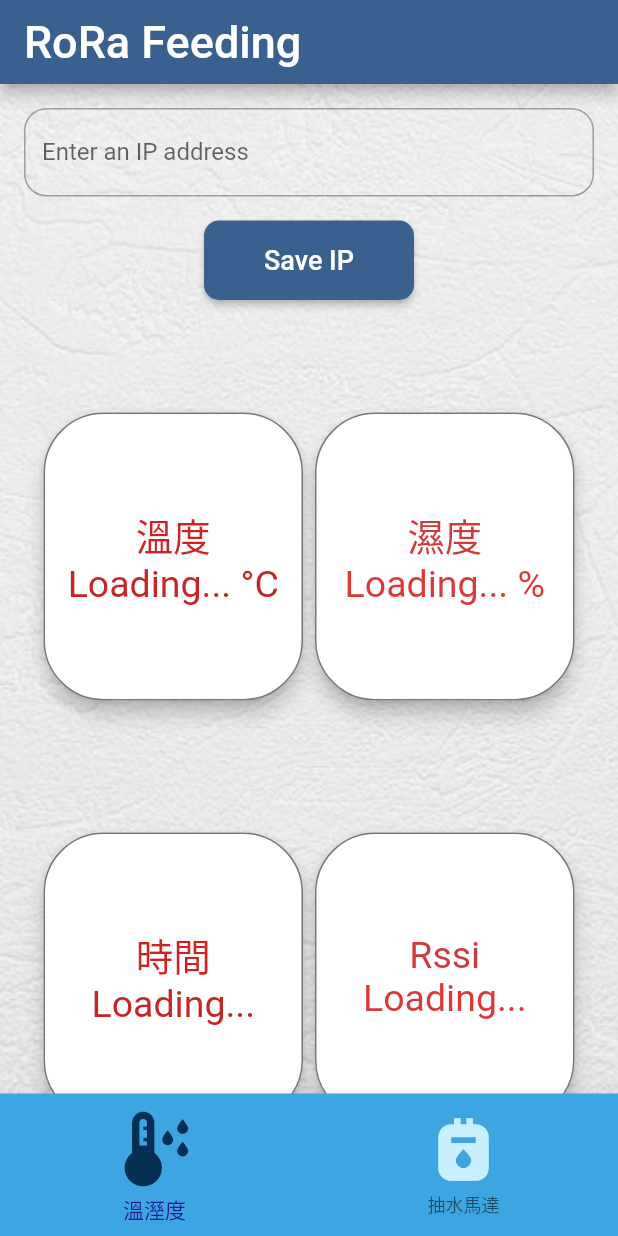
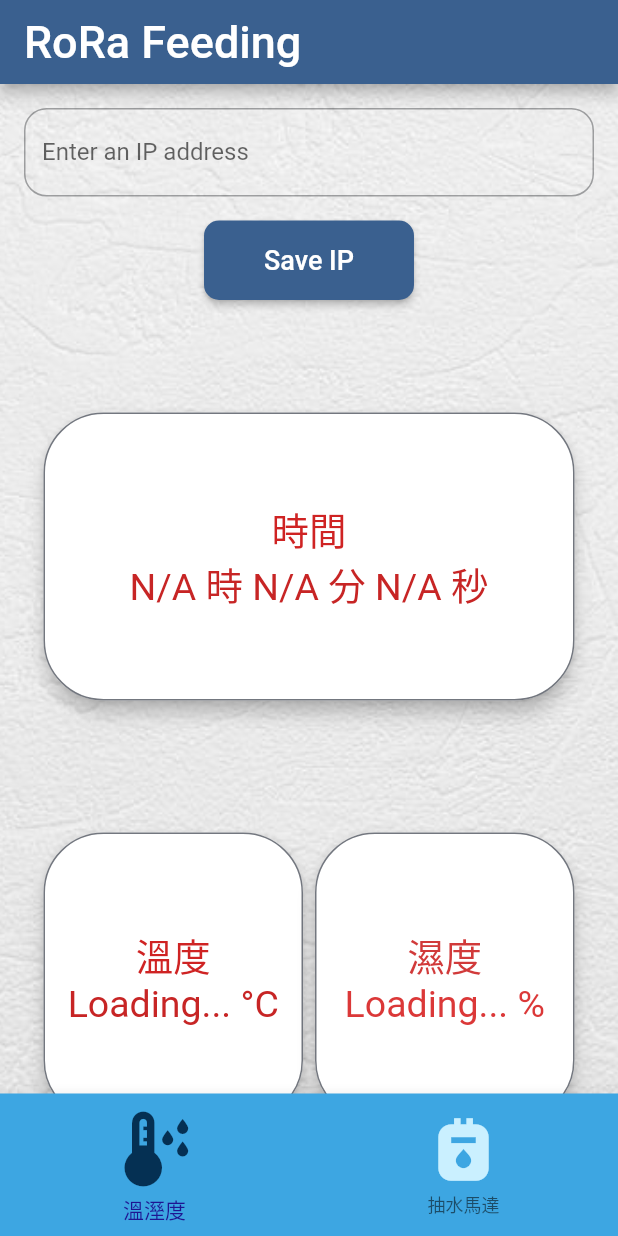
Before and after one commit to MakerbaseMoon/Lora-watering-flutter, a Flutter app: the screen it shows after launch, on a phone screen of 412 x 824 dp. Run offline on Flutter 3.47's test engine with Material 2 defaults, Android fonts, the phone set to English and light mode, and no system bars; our stand-ins replace shared_preferences; network calls fail.

Commit message:
📝 feat: Add moisture and fix date
- TemperatureHumidity Add moisture
- TemperatureHumidity fix date
- WaterPump changes name

```diff
--- a/lib/components/TemperatureHumidity.dart
+++ b/lib/components/TemperatureHumidity.dart
@@ -16,6 +16,11 @@ class _TemperatureHumidityState extends State<TemperatureHumidity> {
   String humidity    = 'Loading...';
   String rssi        = 'Loading...';
   String timestamp   = 'Loading...';
+  String moisture    = 'Loading...';
+  String hour        = 'N/A';
+  String minute      = 'N/A';
+  String second      = 'N/A';
+
   final String _preferenceKey = 'IPInput';
   String host  = '';
 
@@ -24,11 +29,14 @@ class _TemperatureHumidityState extends State<TemperatureHumidity> {
   void initState() {
     super.initState();
     _loadIP();
-    Timer.periodic(const Duration(minutes: 1), (timer) {
+    Timer.periodic(const Duration(seconds: 10), (timer) {
       fetchDataTemperature();
       fetchDataHumidity();
+      fetchDataMoisture();
+      fetchDataRssi();
+    });
+    Timer.periodic(const Duration(seconds: 1), (timer) {
       fetchDataTimestamp();
-      fetchDataRssi();
     });
   }
 
@@ -98,14 +106,13 @@ class _TemperatureHumidityState extends State<TemperatureHumidity> {
       Uri.parse('http://$host$timestamp_link')
     );
 
+
     if (response.statusCode == 200) {
       final data = response.body;
       if (mounted) {
         setState(() {
           timestamp = data;
         });
-        print('data: $data');
-        print("Timestamp success");
       }
     } else {
       setState(() {
@@ -136,10 +143,83 @@ class _TemperatureHumidityState extends State<TemperatureHumidity> {
     }
   }
 
+  Future<void> fetchDataMoisture() async {
+    const String moisture_link = '/moisture';
+    final response = await http.get(
+      Uri.parse('http://$host$moisture_link')
+    );
+
+    if (response.statusCode == 200) {
+      final data = response.body;
+      if (mounted) {
+        setState(() {
+          moisture = data;
+        });
+        print('data: $data');
+        print("moisture success");
+      }
+    } else {
+      setState(() {
+        moisture = 'moisture Failed to load data';
+      });
+    }
+  }
+
   @override
   Widget build(BuildContext context) {
+    List<String> timeParts = timestamp.split(':');
+    if (timeParts.length == 3) {
+      hour = timeParts[0];
+      minute = timeParts[1];
+      second = timeParts[2];
+    } else {
+      hour = minute = second = 'N/A';
+    }
+
     return Column(
       children: <Widget>[
+        const SizedBox(height: 30.0),
+        Container(
+          margin: const EdgeInsets.all(25.0),
+          height: 200,
+          child: Row(
+            mainAxisAlignment: MainAxisAlignment.spaceEvenly,
+            children: [
+              Expanded(
+                child: Card (
+                  elevation: 5,
+                  shape: RoundedRectangleBorder(
+                    side: BorderSide(
+                      color: Theme.of(context).colorScheme.outline,
+                    ),
+                    borderRadius: BorderRadius.circular(40.0),
+                  ),
+                  child:Column(
+                    mainAxisAlignment: MainAxisAlignment.center,
+                    children: <Widget>[
+                      const Text(
+                        '時間',
+                        style: TextStyle(
+                          color: Color.fromARGB(255, 207, 35, 35),
+                          fontSize: 25,
+                        ),
+                        textAlign: TextAlign.center,
+                      ),
+                      Text(
+                        '$hour 時 $minute 分 $second 秒',
+                        style: const TextStyle(
+                          color: Color.fromARGB(255, 199, 37, 37),
+                          fontSize: 25,
+                        ),
+                        textAlign: TextAlign.center,
+                      ),
+                    ],
+                  )
+                )
+              ),
+            ]
+          )
+        ),
         const SizedBox(height: 30.0),
         Container(
           margin: const EdgeInsets.all(25.0),
@@ -234,7 +314,7 @@ class _TemperatureHumidityState extends State<TemperatureHumidity> {
                     mainAxisAlignment: MainAxisAlignment.center,
                     children: <Widget>[
                       const Text(
-                        '時間',
+                        '土壤濕度',
                         style: TextStyle(
                           color: Color.fromARGB(255, 207, 35, 35),
                           fontSize: 25,
@@ -242,7 +322,7 @@ class _TemperatureHumidityState extends State<TemperatureHumidity> {
                         textAlign: TextAlign.center,
                       ),
                       Text(
-                        '$temperature ',
+                        '$moisture pH',
                         style: const TextStyle(
                           color: Color.fromARGB(255, 199, 37, 37),
                           fontSize: 25,
--- a/lib/components/WaterPump.dart
+++ b/lib/components/WaterPump.dart
@@ -80,7 +80,7 @@ class _WaterPumpState extends State<WaterPump> {
           padding: const EdgeInsets.all(16.0),
           child: Container(
             alignment: Alignment.center,
-            child: buildTextButton('馬達', const Color.fromARGB(255, 86, 114, 240), () { sendMotorRequest();}, icon: const Icon(Icons.cake_rounded)),
+            child: buildTextButton('餵食', const Color.fromARGB(255, 86, 114, 240), () { sendMotorRequest();}, icon: const Icon(Icons.cake_rounded)),
           )
         )
       ],
```
